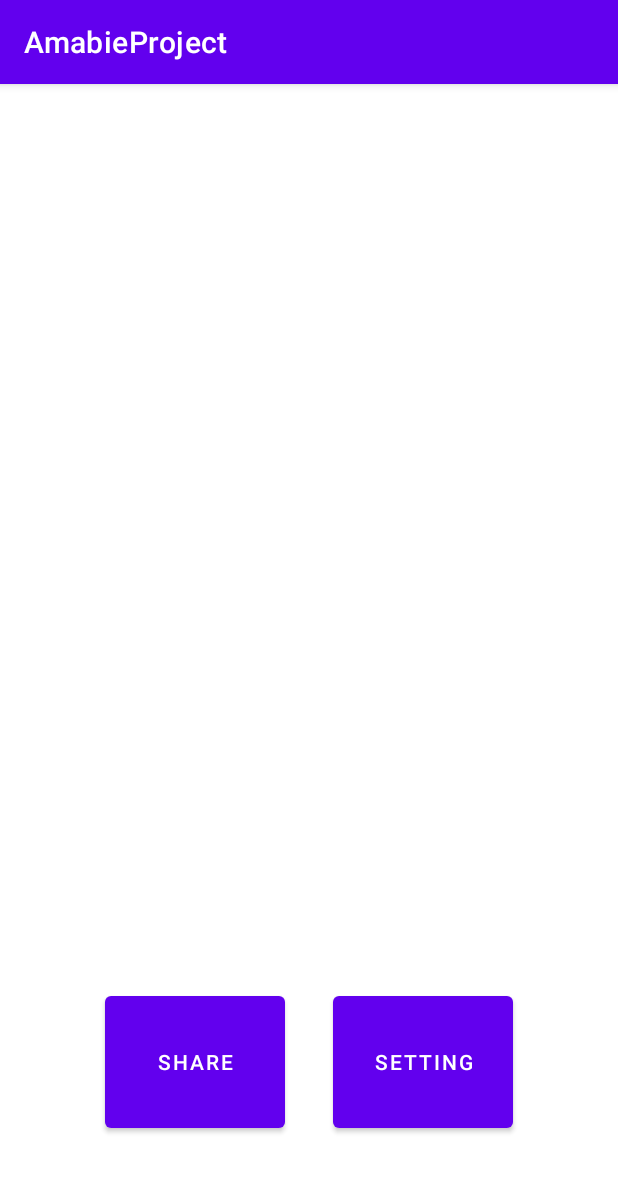
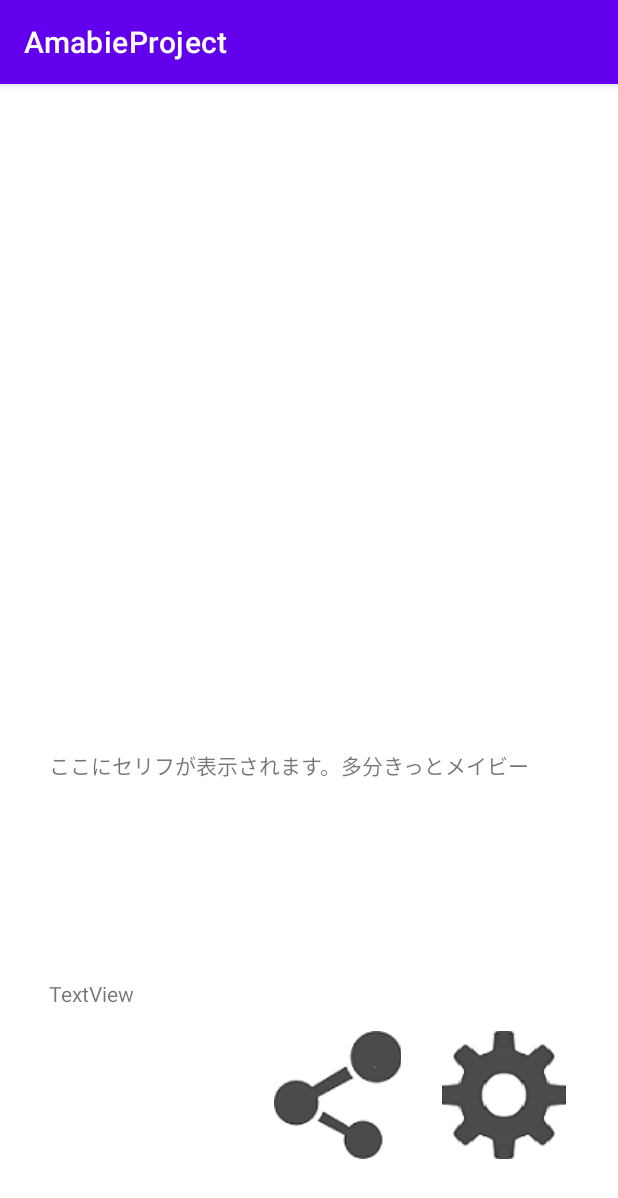
Before and after one commit to FunLocks/team2003, an Android app: the screen it shows after launch (MainActivity), on a phone screen of 412 x 824 dp. Shown: the top 1198 px of the screen. Run offline under Robolectric (Android 15) with nearby library versions, the light colour scheme and no system bars.

Commit message:
set home layout

```diff
--- a/AmabieProject/app/src/main/AndroidManifest.xml
+++ b/AmabieProject/app/src/main/AndroidManifest.xml
@@ -1,7 +1,6 @@
 <?xml version="1.0" encoding="utf-8"?>
 <manifest xmlns:android="http://schemas.android.com/apk/res/android"
     package="com.kobito19.amabieproject">
-
     <!--
          The ACCESS_COARSE/FINE_LOCATION permissions are not required to use
          Google Maps Android API v2, but you must specify either coarse or fine
@@ -10,16 +9,17 @@
     <uses-permission android:name="android.permission.ACCESS_FINE_LOCATION" />
     <uses-permission android:name="android.permission.ACCESS_COARSE_LOCATION" />
     <uses-permission android:name="android.permission.BLUETOOTH" />
+    <uses-permission android:name="android.permission.INTERNET" />
 
     <application
         android:allowBackup="true"
+        android:fullBackupContent="@xml/backup_descriptor"
         android:icon="@mipmap/amabie_icon"
         android:label="@string/app_name"
         android:roundIcon="@mipmap/ic_launcher_round"
         android:supportsRtl="true"
-        android:theme="@style/Theme.AmabieProject"
-        android:fullBackupContent="@xml/backup_descriptor">
-
+        android:theme="@style/Theme.AmabieProject">
+        <activity android:name=".tool"></activity>
         <!--
              The API key for Google Maps-based APIs is defined as a string resource.
              (See the file "res/values/google_maps_api.xml").
@@ -42,17 +42,16 @@
 
                 <category android:name="android.intent.category.LAUNCHER" />
             </intent-filter>
-        </activity>
-        <!-- シェア用 -->
+        </activity> <!-- シェア用 -->
         <provider
             android:name="androidx.core.content.FileProvider"
             android:authorities="com.kobito19.amabieproject.fileprovider"
-            android:grantUriPermissions="true"
-            android:exported="false">
+            android:exported="false"
+            android:grantUriPermissions="true">
             <meta-data
                 android:name="android.support.FILE_PROVIDER_PATHS"
                 android:resource="@xml/fileprovider" />
         </provider>
     </application>
-    <uses-permission android:name="android.permission.INTERNET"/>
+
 </manifest>
--- a/AmabieProject/app/src/main/java/com/kobito19/amabieproject/MainActivity.kt
+++ b/AmabieProject/app/src/main/java/com/kobito19/amabieproject/MainActivity.kt
@@ -14,6 +14,7 @@ import androidx.appcompat.app.AppCompatActivity
 import android.os.Bundle
 import android.content.Intent
 import android.view.View
+import android.widget.ImageButton
 
 
 class MainActivity : AppCompatActivity() {
@@ -22,7 +23,7 @@ class MainActivity : AppCompatActivity() {
         super.onCreate(savedInstanceState)
         setContentView(R.layout.activity_main)
         val decorView: View = window.decorView
-        var text_share = findViewById<TextView>(R.id.share_button)
+        var text_share = findViewById<ImageButton>(R.id.share_button)
 
         text_share.setOnClickListener{
             share(decorView, "test")
--- a/AmabieProject/app/src/main/res/layout/activity_main.xml
+++ b/AmabieProject/app/src/main/res/layout/activity_main.xml
@@ -7,43 +7,88 @@
     tools:context=".MainActivity">
 
     <LinearLayout
-        android:layout_width="304dp"
+        android:id="@+id/linearLayout"
+        android:layout_width="346.9dp"
         android:layout_height="wrap_content"
-        android:layout_marginStart="16dp"
-        android:layout_marginLeft="16dp"
-        android:layout_marginEnd="16dp"
-        android:layout_marginRight="16dp"
-        android:layout_marginBottom="50dp"
-        android:orientation="horizontal"
+        android:layout_marginStart="32.05dp"
+        android:layout_marginLeft="32.05dp"
+        android:layout_marginEnd="32.05dp"
+        android:layout_marginRight="32.05dp"
+        android:layout_marginBottom="51dp"
+        android:orientation="vertical"
         app:layout_constraintBottom_toBottomOf="parent"
         app:layout_constraintEnd_toEndOf="parent"
         app:layout_constraintStart_toStartOf="parent">
 
-        <Button
-            android:id="@+id/share_button"
-            android:layout_width="120dp"
-            android:layout_height="100dp"
-            android:layout_marginStart="16dp"
-            android:layout_marginLeft="16dp"
-            android:layout_marginEnd="16dp"
-            android:layout_marginRight="16dp"
-            android:layout_marginBottom="16dp"
-            android:layout_weight="0"
-            android:text="@string/share_button" />
+        <TextView
+            android:id="@+id/selif_text"
+            android:layout_width="match_parent"
+            android:layout_height="120dp"
+            android:text="ここにセリフが表示されます。多分きっとメイビー" />
 
-        <Button
-            android:id="@+id/setting_button"
-            android:layout_width="120dp"
-            android:layout_height="100dp"
-            android:layout_marginStart="16dp"
-            android:layout_marginLeft="16dp"
-            android:layout_marginEnd="16dp"
-            android:layout_marginRight="16dp"
-            android:layout_marginBottom="16dp"
-            android:layout_weight="0"
-            android:onClick="onClickSetting"
-            android:text="Setting"
-            tools:ignore="HardcodedText,MissingConstraints" />
+        <LinearLayout
+            android:layout_width="wrap_content"
+            android:layout_height="wrap_content"
+            android:layout_marginTop="33dp"
+            android:background="#ffffff"
+            android:orientation="horizontal">
+
+            <!--            app:srcCompat="@drawable/share_icon" -->
+
+            <TextView
+                android:layout_width="122.38dp"
+                android:layout_height="120dp"
+                android:text="TextView" />
+
+            <ImageButton
+                android:id="@+id/share_button"
+                android:layout_width="84.95dp"
+                android:layout_height="85dp"
+                android:layout_gravity="bottom|center_horizontal"
+                android:layout_marginStart="27.31dp"
+                android:layout_marginLeft="27.31dp"
+                android:layout_weight="0"
+                android:orientation="horizontal"
+                android:src="@drawable/share_icon" />
+
+            <ImageButton
+                android:id="@+id/setting_button"
+                android:layout_width="82.95dp"
+                android:layout_height="85dp"
+                android:layout_gravity="bottom|center_horizontal"
+                android:layout_marginStart="27.31dp"
+                android:layout_marginLeft="27.31dp"
+                android:layout_weight="0"
+                android:onClick="onClickSetting"
+                app:srcCompat="@drawable/setting" />
+
+            <!--        <Button-->
+            <!--            android:id="@+id/share_button"-->
+            <!--            android:layout_width="120dp"-->
+            <!--            android:layout_height="100dp"-->
+            <!--            android:layout_marginStart="16dp"-->
+            <!--            android:layout_marginLeft="16dp"-->
+            <!--            android:layout_marginEnd="16dp"-->
+            <!--            android:layout_marginRight="16dp"-->
+            <!--            android:layout_marginBottom="16dp"-->
+            <!--            android:layout_weight="0"-->
+            <!--            android:text="@string/share_button" />-->
+
+
+            <!--        <Button-->
+            <!--            android:id="@+id/setting_button"-->
+            <!--            android:layout_width="120dp"-->
+            <!--            android:layout_height="100dp"-->
+            <!--            android:layout_marginStart="16dp"-->
+            <!--            android:layout_marginLeft="16dp"-->
+            <!--            android:layout_marginEnd="16dp"-->
+            <!--            android:layout_marginRight="16dp"-->
+            <!--            android:layout_marginBottom="16dp"-->
+            <!--            android:layout_weight="0"-->
+            <!--            android:onClick="onClickSetting"-->
+            <!--            android:text="Setting"-->
+            <!--            tools:ignore="HardcodedText,MissingConstraints" />-->
+        </LinearLayout>
     </LinearLayout>
 
 </androidx.constraintlayout.widget.ConstraintLayout>
```
Also changed, not shown: AmabieProject/app/src/main/res/drawable/setting.png (added), AmabieProject/app/src/main/res/drawable/share_icon.png (added).
